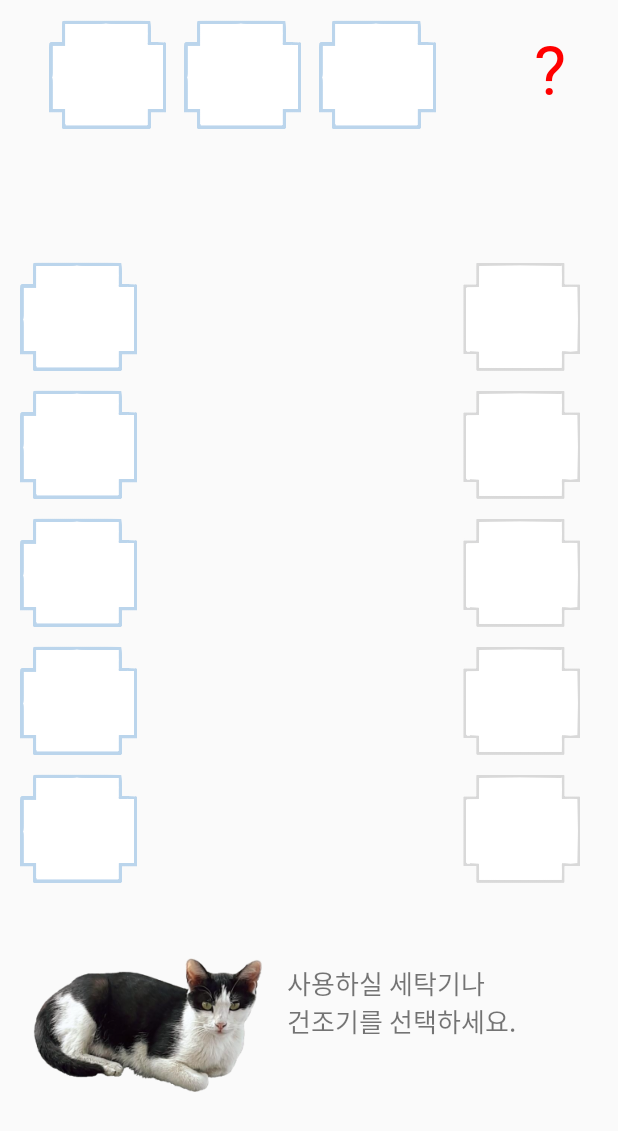
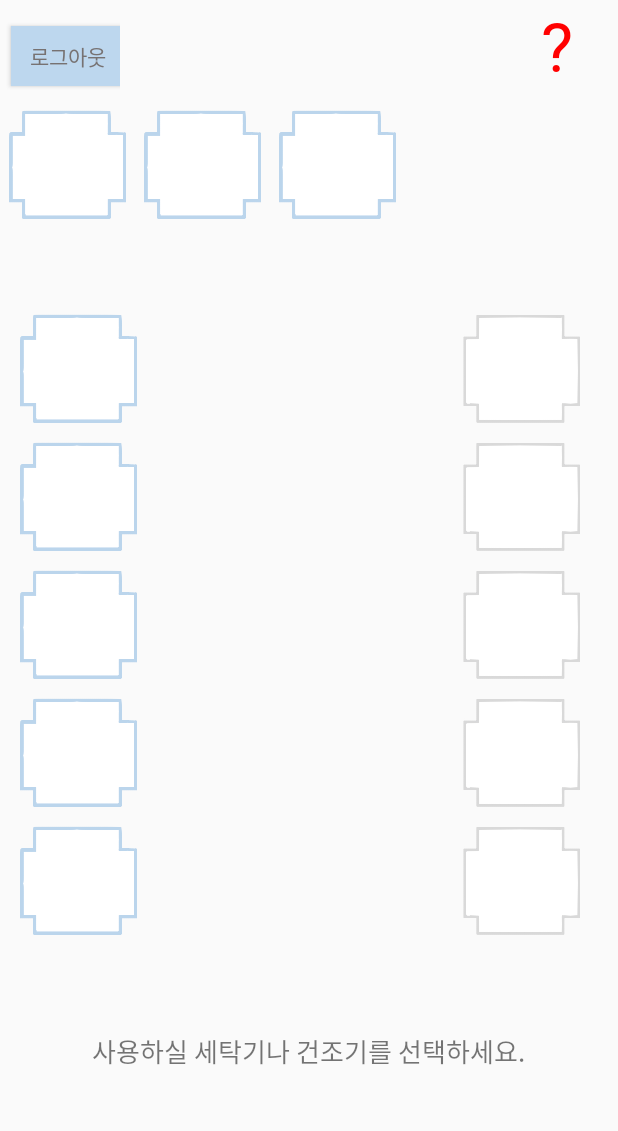
Before and after one commit to washer-of-death/washerProject, an Android app: the SubActivity screen opened directly, with no data from a screen before it, on a phone screen of 412 x 824 dp. Shown: the top 1131 px of the screen. Run offline under Robolectric (Android 15) with nearby library versions, the phone set to English and light mode, and no system bars; our stand-ins replace Volley.

Commit message:
Designed logout button and sub mainactivity

```diff
--- a/app/src/main/res/layout/activity_sub.xml
+++ b/app/src/main/res/layout/activity_sub.xml
@@ -3,12 +3,50 @@
     xmlns:app="http://schemas.android.com/apk/res-auto"
     android:orientation="vertical" android:layout_width="match_parent"
     android:layout_height="match_parent">
+<LinearLayout
+    android:layout_width="match_parent"
+    android:layout_height="60dp"
+    android:orientation="horizontal">
+
+<LinearLayout
+    android:layout_width="80dp"
+    android:layout_height="60dp">
+    <Button
+        android:layout_width="76dp"
+        android:layout_height="40dp"
+        android:layout_marginTop="17dp"
+        android:layout_marginLeft="7dp"
+        android:background="@color/colorPrimary"
+        android:text="@string/my_logout"
+        android:textColor="@color/colorText"/>
+</LinearLayout>
+
+    <LinearLayout
+        android:layout_width="70dp"
+        android:layout_height="60dp"
+        android:layout_gravity="right"
+        android:layout_marginLeft="251dp">
+
+        <Button
+        android:id="@+id/button"
+        android:layout_width="80dp"
+        android:layout_height="60dp"
+        android:layout_marginRight="15dp"
+        android:layout_marginBottom="15dp"
+        android:background="#00ff0000"
+        android:onClick="mOnPopupClick"
+        android:text="@string/my_popupbutton"
+        android:textColor="@color/colorQuestion"
+        android:textSize="45sp" />
+
+    </LinearLayout>
+
+</LinearLayout>
 
     <LinearLayout
         android:layout_width="match_parent"
         android:layout_height="wrap_content"
-        android:orientation="horizontal"
-        android:gravity="right">
+        android:orientation="horizontal">
 
         <LinearLayout
             android:layout_width="wrap_content"
@@ -39,24 +77,12 @@
                 />
 
         </LinearLayout>
-        <Button
-            android:id="@+id/button"
-            android:layout_width="60dp"
-            android:layout_height="wrap_content"
-            android:layout_marginTop="15dp"
-            android:layout_marginRight="15dp"
-            android:layout_marginBottom="15dp"
-            android:background="#00ff0000"
-            android:onClick="mOnPopupClick"
-            android:text="@string/my_popupbutton"
-            android:textColor="@color/colorQuestion"
-            android:textSize="45sp" />
     </LinearLayout>
 
     <LinearLayout
         android:layout_width="match_parent"
         android:layout_height="wrap_content"
-        android:layout_marginTop="80dp"
+        android:layout_marginTop="56dp"
         android:orientation="horizontal">
 
         <LinearLayout
@@ -157,37 +183,19 @@
     </LinearLayout>
 
     <LinearLayout
-        android:layout_width="match_parent"
+        android:layout_width="wrap_content"
         android:layout_height="wrap_content"
-        android:layout_marginTop="40dp"
-        android:layout_marginLeft="15dp"
+        android:layout_marginTop="60dp"
+        android:layout_gravity="center"
         android:orientation="horizontal">
-
-
-        <LinearLayout
-            android:layout_width="wrap_content"
-            android:layout_height="wrap_content">
-
-            <ImageView
-                android:id="@+id/imageView2"
-                android:layout_width="164dp"
-                android:layout_height="100dp"
-                android:layout_weight="1"
-                app:srcCompat="@drawable/cat" />
-        </LinearLayout>
-        <LinearLayout
-            android:layout_width="wrap_content"
-            android:layout_height="wrap_content"
-            android:layout_marginTop="10dp"
-            android:layout_marginLeft="12dp">
 
             <TextView
                 android:id="@+id/textView"
                 android:layout_width="wrap_content"
                 android:layout_height="wrap_content"
-                android:text="사용하실 세탁기나\n건조기를 선택하세요."
+                android:text="사용하실 세탁기나 건조기를 선택하세요."
                 android:textSize="17sp" />
-        </LinearLayout>
+
     </LinearLayout>
 
 </LinearLayout>
--- a/app/src/main/res/values/strings.xml
+++ b/app/src/main/res/values/strings.xml
@@ -4,6 +4,7 @@
     <string name="my_passsword">비밀번호</string>
     <string name="my_login">로그인</string>
     <string name="my_new">회원가입</string>
+    <string name="my_logout">로그아웃</string>
     <string name="my_textview">text view</string>
     <string name="my_popupbutton">\?</string>
     <string name="contentDescription">washerOfDeath</string>
```
